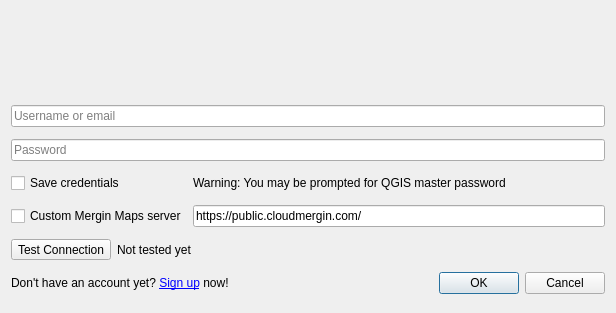
First picture: the form in Mergin/ui/ui_config.ui, repository MerginMaps/qgis-plugin, before the edit.
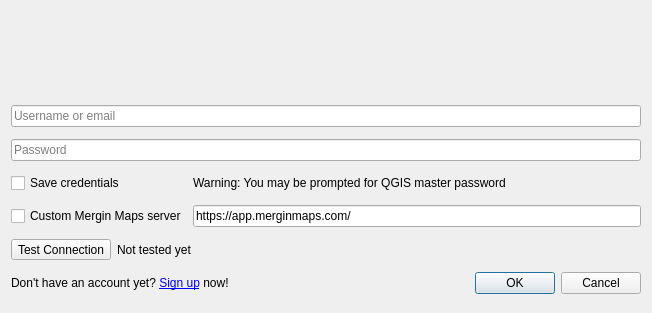
Second picture: the form after the edit. Icons and pictures are not drawn. Custom widgets are drawn as their Qt base class.

Commit message: update public server URL

Patch:
```diff
--- a/Mergin/ui/ui_config.ui
+++ b/Mergin/ui/ui_config.ui
@@ -6,7 +6,7 @@
    <rect>
     <x>0</x>
     <y>0</y>
-    <width>616</width>
+    <width>652</width>
     <height>313</height>
    </rect>
   </property>
@@ -65,7 +65,7 @@
    <item row="4" column="2" colspan="3">
     <widget class="QLineEdit" name="merginURL">
      <property name="text">
-      <string>https://public.cloudmergin.com/</string>
+      <string>https://app.merginmaps.com/</string>
      </property>
      <property name="placeholderText">
       <string>URL</string>
```
Left out of the diff: 2 changed lines with no effect on the pictures. The commit also changes 3 other files.
